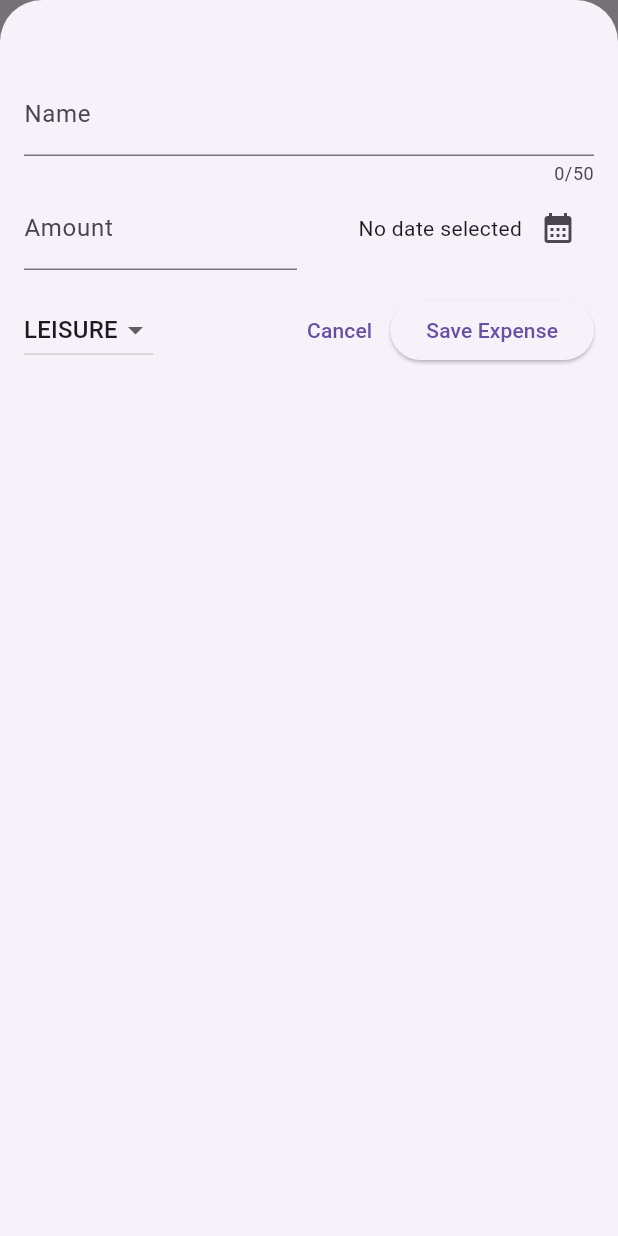
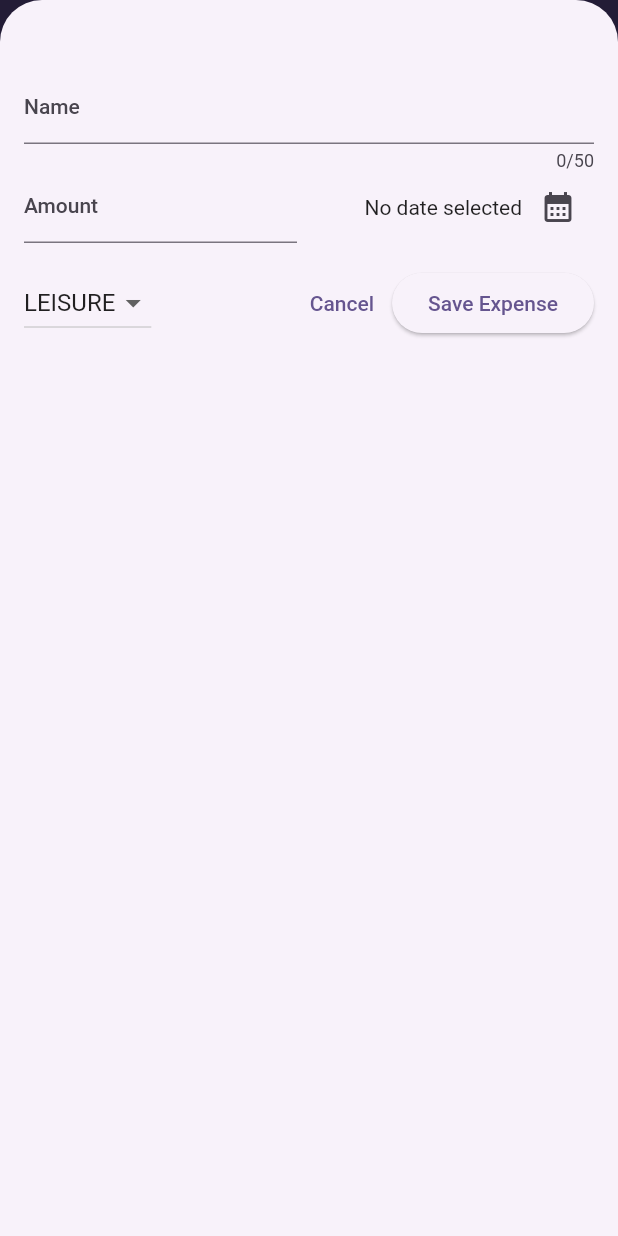
Before and after one commit to Arthurgt/Flutter-Expenses-Tracker, a Flutter app: the screen it shows after launch, after a tap on the "add" icon, on a phone screen of 412 x 824 dp. Run offline on Flutter 3.47's test engine with Material 2 defaults, Android fonts, the phone set to English and light mode, and no system bars.

Commit message:
Commit_20 - Created color scheme for application

```diff
--- a/lib/main.dart
+++ b/lib/main.dart
@@ -1,10 +1,19 @@
 import 'package:flutter/material.dart';
 import 'package:flutter_expense_tracker/widgets/expenses.dart';
+
+var kColorScheme =
+    ColorScheme.fromSeed(seedColor: const Color.fromARGB(255, 96, 59, 181));
 
 void main() {
   runApp(
     MaterialApp(
-      theme: ThemeData(useMaterial3: true),
+      theme: ThemeData().copyWith(
+        useMaterial3: true,
+        colorScheme: kColorScheme,
+        appBarTheme: const AppBarTheme().copyWith(
+            backgroundColor: kColorScheme.onPrimaryContainer,
+            foregroundColor: kColorScheme.primaryContainer),
+      ),
       home: Expenses(),
     ),
   );
--- a/lib/widgets/expenses.dart
+++ b/lib/widgets/expenses.dart
@@ -77,7 +77,6 @@ class _ExpensesState extends State<Expenses> {
           expenses: _registeredExpenses,
           onRemoveExpense: _removeExpenseFromTheList);
     }
-
     return Scaffold(
       appBar: AppBar(
         title: const Text('Expense Tracker'),
```
